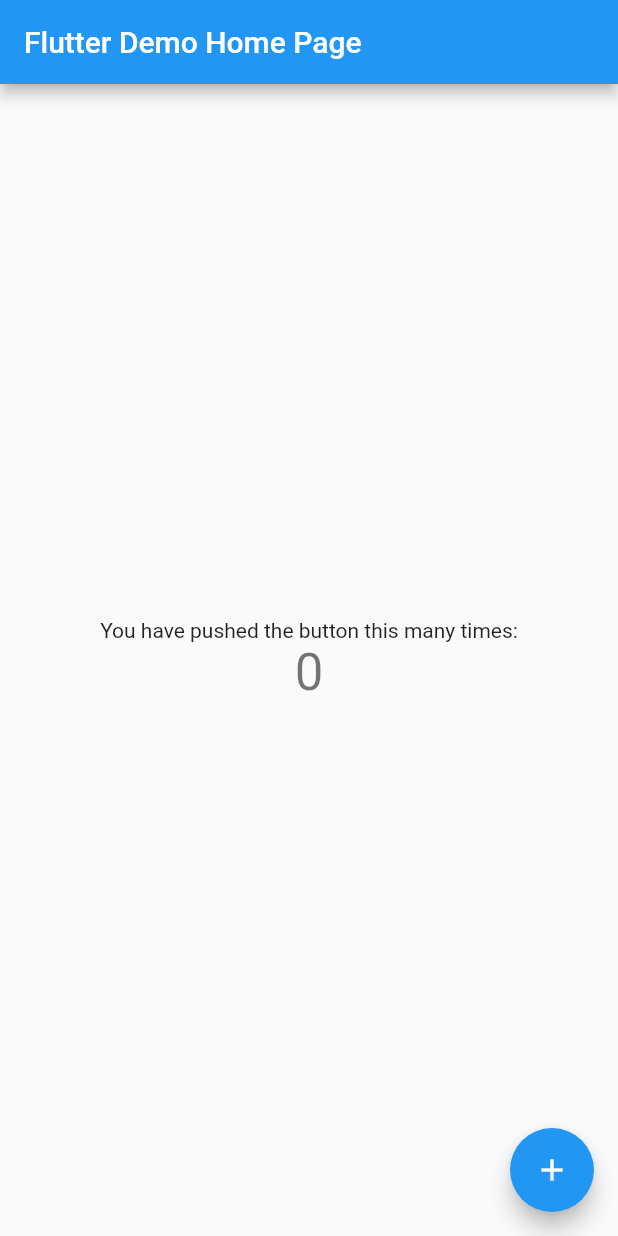
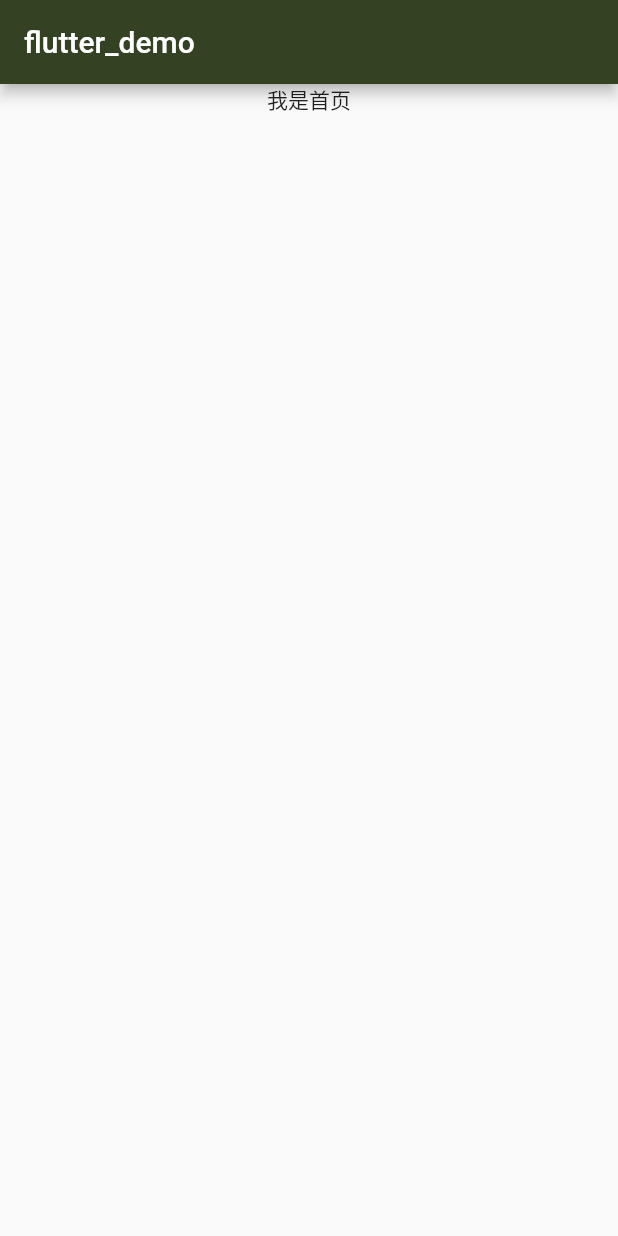
Before and after one commit to zhangjiang1203/flutter_github_pro, a Flutter app: the screen it shows after launch, on a phone screen of 412 x 824 dp. Run offline on Flutter 3.47's test engine with Material 2 defaults, Android fonts, the phone set to English and light mode, and no system bars; our stand-ins replace shared_preferences.

Commit message:
初始化项目工程

````diff
--- /dev/null
+++ b/assets/languages/i18n_zh.json
@@ -0,0 +1,9 @@
+{
+  "home_title": "flutter测试",
+  "about_page_slogan":"健康从这里开始",
+  "first_page":"首页",
+  "second_page":"帮助",
+  "third_page":"中心",
+  "forth_page":"我的",
+  "change_language":"更改语言"
+}
--- /dev/null
+++ b/lib/common/Translations.dart
@@ -0,0 +1,121 @@
+/*
+* TranslationsLanauage created by zj
+* on 2020/4/24 2:55 PM
+* copyright on zhangjiang
+*/
+
+import 'package:flutter/material.dart';
+import 'LocaleTool.dart';
+import 'dart:convert';
+import 'dart:async';
+import 'package:flutter/services.dart' show rootBundle;
+
+/// Class for Translate
+///
+/// For example:
+///
+/// import 'package:workout/translations.dart';
+///
+/// ```dart
+/// For TextField content
+/// Translations.of(context).text("home_page_title");
+/// ```
+///
+/// ```dart
+/// For speak string
+/// Note: Tts will speak english if currentLanguage[# Tts's parameter] can't support
+///
+/// Translations.of(context).speakText("home_page_title");
+/// ```
+///
+/// "home_page_title" is the key for text value
+///
+
+
+class Translations {
+
+  Translations(Locale locale){
+    this.locale = locale;
+    _localizedValues = null;
+  }
+
+  Locale locale;
+  static Map<dynamic,dynamic> _localizedValues;
+
+  //便利构造方法
+  static Translations of(BuildContext context) {
+    return Localizations.of<Translations>(context,Translations);
+  }
+
+  String text(String key){
+    try{
+      String value = _localizedValues[key];
+      if(value == null || value.isEmpty){
+        return key;
+      }else{
+        return value;
+      }
+    }catch (e){
+      return key;
+    }
+  }
+
+  static Future<Translations> load(Locale locale) async {
+    Translations translationsLanguage = new Translations(locale);
+
+    String jsonContent = await rootBundle.loadString("assets/languages/i18n_${locale.languageCode}.json");
+    _localizedValues = json.decode(jsonContent);
+    return translationsLanguage;
+  }
+
+  get currentLanguage => locale.languageCode;
+}
+
+//遵循这两个代理
+class TranslationsDelegate extends LocalizationsDelegate<Translations> {
+  const TranslationsDelegate();
+
+  @override
+  bool isSupported(Locale locale) {
+    // TODO: implement isSupported
+    localTool.languageCode = locale.languageCode;
+    return localTool.supportLangs.contains(locale.languageCode);
+  }
+
+  @override
+  Future<Translations> load(Locale locale) {
+    // TODO: implement load
+    return Translations.load(locale);
+  }
+
+  @override
+  bool shouldReload(LocalizationsDelegate<Translations> old) {
+    // TODO: implement shouldReload
+    return true;
+  }
+}
+
+
+/// Delegate类的实现，每次选择一种新的语言时，强制初始化一个新的Translations类
+class SpecificLocalizationDelete extends LocalizationsDelegate<Translations> {
+  const SpecificLocalizationDelete(this.overriddenLocal);
+  ///当前的语言
+  final Locale overriddenLocal;
+  @override
+  bool isSupported(Locale locale) {
+    // TODO: implement isSupported
+    return overriddenLocal != null;
+  }
+
+  @override
+  Future<Translations> load(Locale locale) {
+    // TODO: implement load
+    return Translations.load(overriddenLocal);
+  }
+
+  @override
+  bool shouldReload(LocalizationsDelegate<Translations> old) {
+    // TODO: implement shouldReload
+    return true;
+  }
+}
--- /dev/null
+++ b/lib/common/ZJColorsTool.dart
@@ -0,0 +1,23 @@
+import 'dart:math' as math;
+
+import 'package:flutter/material.dart';
+
+
+class ZJColor {
+  //静态使用方法
+  ZJColor._();
+
+  static Color randomColor(){
+    math.Random random = math.Random();
+    int r = random.nextInt(255);
+    int g = random.nextInt(255);
+    int b = random.nextInt(255);
+//    print("输出的颜色值$r,$g,$b");
+    return Color.fromARGB(255, r, g, b);
+  }
+
+  ///设置字符串转颜色的便捷方法
+  static Color StringColor(String colorStr) {
+    return Color(int.parse(colorStr,radix: 16)|0xff000000);
+  }
+}
--- a/lib/main.dart
+++ b/lib/main.dart
@@ -1,114 +1,86 @@
 import 'package:flutter/material.dart';
+import 'package:flutter_localizations/flutter_localizations.dart';
+import 'common/ZJColorsTool.dart';
+import 'common/Translations.dart';
+import 'common/LocaleTool.dart';
+import 'routes/home_pages.dart';
 
 void main() => runApp(MyApp());
 
-class MyApp extends StatelessWidget {
-  // This widget is the root of your application.
+class MyApp extends StatefulWidget {
+
+  @override
+  _MyAppState createState() => new _MyAppState();
+}
+
+class _MyAppState extends State<MyApp> {
+
+  Color _themeColor;
+  ///app内部修改语言
+  SpecificLocalizationDelete _localizationDelete;
+
+  void _onLocalChanged(Locale locale) {
+    setState(() {
+      _localizationDelete = new SpecificLocalizationDelete(locale);
+    });
+  }
+
+  @override
+  void initState() {
+    // TODO: implement initState
+    super.initState();
+    localTool.getCurrentUserLanguage().then((e){
+      print("当前语言==$e");
+      _onLocalChanged(Locale(e,""));
+    });
+
+    ///初始化本地local
+    _localizationDelete = new SpecificLocalizationDelete(null);
+    /// 本地语言发生改变修改 app语言
+    localTool.onLocaleChangeed = _onLocalChanged;
+  }
+
   @override
   Widget build(BuildContext context) {
     return MaterialApp(
-      title: 'Flutter Demo',
+      title: "我就是我",
       theme: ThemeData(
-        // This is the theme of your application.
-        //
-        // Try running your application with "flutter run". You'll see the
-        // application has a blue toolbar. Then, without quitting the app, try
-        // changing the primarySwatch below to Colors.green and then invoke
-        // "hot reload" (press "r" in the console where you ran "flutter run",
-        // or simply save your changes to "hot reload" in a Flutter IDE).
-        // Notice that the counter didn't reset back to zero; the application
-        // is not restarted.
-        primarySwatch: Colors.blue,
+        primaryColor: ZJColor.StringColor("ff344223"),
       ),
-      home: MyHomePage(title: 'Flutter Demo Home Page'),
+      ///多语言设置
+      onGenerateTitle: (context) {
+        return Translations.of(context).text("home_title");
+      },
+      localizationsDelegates: [
+        const TranslationsDelegate(),
+        GlobalMaterialLocalizations.delegate,
+        GlobalCupertinoLocalizations.delegate,
+        GlobalWidgetsLocalizations.delegate,
+      ],
+      supportedLocales: localTool.supportLocales(),
+      localeResolutionCallback: (deviceLocal, supportedLocales) {
+        ///当前的系统语言，和支持的语言
+        return deviceLocal;
+      },
+
+      ///多语言支持---end
+      /// 初始化当前的路由，命名路由
+      initialRoute: "/",
+      /// 配置对应的路由信息
       routes: {
-
+        "/": (context) => AppHomePage(),
+      },
+      /// 判断路由跳转的权限
+      onGenerateRoute: (RouteSettings settings){
+        return MaterialPageRoute(
+          builder: (context){
+            if(settings.name == ""){
+              return null;
+            }
+            return null;
+          }
+        );
       },
     );
   }
 }
-
-class MyHomePage extends StatefulWidget {
-  MyHomePage({Key key, this.title}) : super(key: key);
-
-  // This widget is the home page of your application. It is stateful, meaning
-  // that it has a State object (defined below) that contains fields that affect
-  // how it looks.
-
-  // This class is the configuration for the state. It holds the values (in this
-  // case the title) provided by the parent (in this case the App widget) and
-  // used by the build method of the State. Fields in a Widget subclass are
-  // always marked "final".
-
-  final String title;
-
-  @override
-  _MyHomePageState createState() => _MyHomePageState();
-}
-
-class _MyHomePageState extends State<MyHomePage> {
-  int _counter = 0;
-
-  void _incrementCounter() {
-    setState(() {
-      // This call to setState tells the Flutter framework that something has
-      // changed in this State, which causes it to rerun the build method below
-      // so that the display can reflect the updated values. If we changed
-      // _counter without calling setState(), then the build method would not be
-      // called again, and so nothing would appear to happen.
-      _counter++;
-    });
-  }
-
-  @override
-  Widget build(BuildContext context) {
-    // This method is rerun every time setState is called, for instance as done
-    // by the _incrementCounter method above.
-    //
-    // The Flutter framework has been optimized to make rerunning build methods
-    // fast, so that you can just rebuild anything that needs updating rather
-    // than having to individually change instances of widgets.
-    return Scaffold(
-      appBar: AppBar(
-        // Here we take the value from the MyHomePage object that was created by
-        // the App.build method, and use it to set our appbar title.
-        title: Text(widget.title),
-      ),
-      body: Center(
-        // Center is a layout widget. It takes a single child and positions it
-        // in the middle of the parent.
-        child: Column(
-          // Column is also a layout widget. It takes a list of children and
-          // arranges them vertically. By default, it sizes itself to fit its
-          // children horizontally, and tries to be as tall as its parent.
-          //
-          // Invoke "debug painting" (press "p" in the console, choose the
-          // "Toggle Debug Paint" action from the Flutter Inspector in Android
-          // Studio, or the "Toggle Debug Paint" command in Visual Studio Code)
-          // to see the wireframe for each widget.
-          //
-          // Column has various properties to control how it sizes itself and
-          // how it positions its children. Here we use mainAxisAlignment to
-          // center the children vertically; the main axis here is the vertical
-          // axis because Columns are vertical (the cross axis would be
-          // horizontal).
-          mainAxisAlignment: MainAxisAlignment.center,
-          children: <Widget>[
-            Text(
-              'You have pushed the button this many times:',
-            ),
-            Text(
-              '$_counter',
-              style: Theme.of(context).textTheme.display1,
-            ),
-          ],
-        ),
-      ),
-      floatingActionButton: FloatingActionButton(
-        onPressed: _incrementCounter,
-        tooltip: 'Increment',
-        child: Icon(Icons.add),
-      ), // This trailing comma makes auto-formatting nicer for build methods.
-    );
-  }
-}
--- /dev/null
+++ b/lib/routes/home_pages.dart
@@ -0,0 +1,33 @@
+/*
+* home_pages created by zj
+* on 2020/5/7 10:19 AM
+* copyright on zhangjiang
+*/
+
+import 'package:flutter/material.dart';
+import '../common/Translations.dart';
+class AppHomePage extends StatefulWidget {
+  AppHomePage({Key key}) : super(key: key);
+
+  @override
+  _HomePageState createState() => _HomePageState();
+}
+
+class _HomePageState extends State<AppHomePage> {
+
+  @override
+  Widget build(BuildContext context) {
+    return Scaffold(
+        appBar: AppBar(
+          title: Text(Translations.of(context).text("home_title")),
+        ),
+        body: Center(
+          child: Column(
+            children: <Widget>[
+              Text('我是首页'),
+            ],
+          ),
+        ) // This trailing comma makes auto-formatting nicer for build methods.
+    );
+  }
+}
````
Also changed, not shown: assets/languages/i18n_en.json (added, +9 -0 lines), lib/common/LocaleTool.dart (added, +59 -0 lines), lib/common/ZJRegExpTool.dart (added, +51 -0 lines), lib/common/ZJTextStyleTool.dart (added, +46 -0 lines), pubspec.yaml (+30 -3 lines), assets/images/goods_share_btn_weiixn.png (added), 9 other files.
